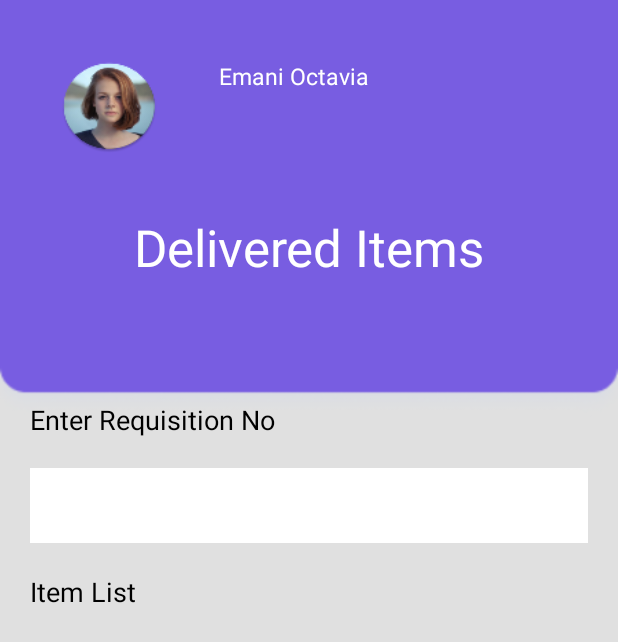
After one commit to ravindukariyapperuma/Construction-Mobile-App, an Android app: the DeliverdItems screen opened directly, with no data from a screen before it, on a phone screen of 412 x 824 dp. The commit adds this screen. Shown: the top 642 px of the screen. Run offline under Robolectric (Android 15) with nearby library versions, the phone set to English and light mode, and no system bars.

Commit message:
Deliver done

```diff
--- a/app/src/main/AndroidManifest.xml
+++ b/app/src/main/AndroidManifest.xml
@@ -15,7 +15,8 @@
         android:theme="@style/Theme.AppCompat.Light.NoActionBar"
         android:usesCleartextTraffic="true"
         tools:targetApi="m">
-        <activity android:name=".MainClasses.Suppliers.inprogressItemsInsupplier"></activity>
+        <activity android:name=".MainClasses.Suppliers.DeliverdItems"></activity>
+        <activity android:name=".MainClasses.Suppliers.inprogressItemsInsupplier" />
         <activity android:name=".DashBoards.ManagerDashBoard" />
         <activity android:name=".DashBoards.SupplierDashboard" />
         <activity android:name=".DashBoards.EmployeeDashboard" />
--- a/app/src/main/java/com/example/requisitionandapproval/ApiClient/Endpoints.java
+++ b/app/src/main/java/com/example/requisitionandapproval/ApiClient/Endpoints.java
@@ -8,6 +8,7 @@ import com.example.requisitionandapproval.model.ManagerReqNumbers;
 import com.example.requisitionandapproval.model.OrderDoneModel;
 import com.example.requisitionandapproval.model.ReqApprovalModel;
 import com.example.requisitionandapproval.model.SupplierItemDetails;
+import com.example.requisitionandapproval.model.deliverItemModel;
 import com.example.requisitionandapproval.model.getDetaislByManagerReqID;
 import com.example.requisitionandapproval.model.getOrderedItemList;
 import com.example.requisitionandapproval.model.inprogressItemIDModel;
@@ -108,6 +109,12 @@ public interface Endpoints {
     @GET("/supplier/getPendingOrderListIds")
     Call<inprogressItemIDModel> getallInprogressIDs();
 
+    @GET("/supplier/getAllDeliveredItemsId")
+    Call<deliverItemModel> getallDeliverIDs();
+
     @POST("/supplier/getPendingItems")
     Call<List<InprogressResponseModel>> getItemsDetailsByReqIDSupplier(@Body HashMap<String, String> map);
+
+    @POST("/supplier/getDeliveredItems")
+    Call<List<InprogressResponseModel>> getDeliveredItemsDetailsByReqIDSupplier(@Body HashMap<String, String> map);
 }
--- /dev/null
+++ b/app/src/main/java/com/example/requisitionandapproval/MainClasses/Suppliers/DeliverdItems.java
@@ -0,0 +1,149 @@
+package com.example.requisitionandapproval.MainClasses.Suppliers;
+
+import androidx.appcompat.app.AppCompatActivity;
+import androidx.recyclerview.widget.LinearLayoutManager;
+import androidx.recyclerview.widget.RecyclerView;
+
+import android.os.Bundle;
+import android.view.View;
+import android.widget.AdapterView;
+import android.widget.ArrayAdapter;
+import android.widget.Spinner;
+import android.widget.Toast;
+
+import com.example.requisitionandapproval.ApiClient.ApiClient;
+import com.example.requisitionandapproval.ApiClient.Endpoints;
+import com.example.requisitionandapproval.R;
+import com.example.requisitionandapproval.adapterClasses.InprogressAdaptor;
+import com.example.requisitionandapproval.model.InprogressResponseModel;
+import com.example.requisitionandapproval.model.deliverItemModel;
+import com.example.requisitionandapproval.model.inprogressItemIDModel;
+import com.example.requisitionandapproval.model.orderItemcls;
+
+import java.util.ArrayList;
+import java.util.HashMap;
+import java.util.List;
+
+import retrofit2.Call;
+import retrofit2.Callback;
+import retrofit2.Response;
+import retrofit2.Retrofit;
+import retrofit2.converter.gson.GsonConverterFactory;
+
+public class DeliverdItems extends AppCompatActivity {
+
+    Spinner inprogressreqIDS;
+    RecyclerView inprogressItem;
+    List<orderItemcls> orderItemcls;
+    // inprogressItemIDModel inprogressItemIDModel;
+
+    ApiClient apiClient = new ApiClient();
+    private Retrofit retrofit;
+    private Endpoints endpoints;
+    private String Base_URL = apiClient.getBASE_URL();
+
+    @Override
+    protected void onCreate(Bundle savedInstanceState) {
+        super.onCreate(savedInstanceState);
+        setContentView(R.layout.activity_deliverd_items);
+
+
+        retrofit = new Retrofit.Builder().baseUrl(Base_URL).addConverterFactory(GsonConverterFactory.create()).build();
+        endpoints = retrofit.create(Endpoints.class);
+
+        inprogressItem = findViewById(R.id.inprogressItem);
+        inprogressreqIDS = findViewById(R.id.inprogressreqIDS);
+
+        getAllReqNumbers();
+
+        inprogressreqIDS.setOnItemSelectedListener(new AdapterView.OnItemSelectedListener() {
+            @Override
+            public void onItemSelected(AdapterView<?> parent, View view, int position, long id) {
+                getdetails_from_reqID(inprogressreqIDS.getSelectedItem().toString());
+            }
+
+            @Override
+            public void onNothingSelected(AdapterView<?> parent) {
+
+            }
+        });
+
+
+    }
+
+    public void getAllReqNumbers() {
+
+        Call<deliverItemModel> call = endpoints.getallDeliverIDs();
+        call.enqueue(new Callback<deliverItemModel>() {
+            @Override
+            public void onResponse(Call<deliverItemModel> call, Response<deliverItemModel> response) {
+                try {
+                    deliverItemModel it = response.body();
+
+
+                    ArrayAdapter<String> adapter = new ArrayAdapter<String>(DeliverdItems.this, android.R.layout.simple_spinner_item, it.getResult());
+                    adapter.setDropDownViewResource(android.R.layout.simple_spinner_dropdown_item);
+                    inprogressreqIDS.setAdapter(adapter);
+
+
+                } catch (Exception e) {
+                    e.printStackTrace();
+                }
+            }
+
+            @Override
+            public void onFailure(Call<deliverItemModel> call, Throwable t) {
+                System.out.println("ERROR::" + t);
+            }
+        });
+    }
+
+    public void getdetails_from_reqID(final String reqID) {
+
+        HashMap<String, String> map = new HashMap<>();
+        map.put("reqID", reqID);
+
+
+        Call<List<InprogressResponseModel>> call = endpoints.getDeliveredItemsDetailsByReqIDSupplier(map);
+
+        call.enqueue(new Callback<List<InprogressResponseModel>>() {
+            @Override
+            public void onResponse(Call<List<InprogressResponseModel>> call, Response<List<InprogressResponseModel>> response) {
+                if (response.code() == 200) {
+                    Toast.makeText(DeliverdItems.this, response.message(), Toast.LENGTH_LONG).show();
+                }
+                orderItemcls = new ArrayList<>();
+
+                try {
+                    List<InprogressResponseModel> it = response.body();
+
+                    for (int i = 0; i < it.size(); i++) {
+                        orderItemcls.add(new orderItemcls(it.get(i).getItemDescription(), it.get(i).getItemQty(), it.get(i).getItemPrice()));
+
+
+
+                    }
+
+                    initRecyclerView();
+                } catch (Exception e) {
+
+                    e.printStackTrace();
+                    System.out.println("123123123123");
+
+                }
+            }
+
+            @Override
+            public void onFailure(Call<List<InprogressResponseModel>> call, Throwable t) {
+                System.out.println("failed" + t);
+                Toast.makeText(DeliverdItems.this, "Error", Toast.LENGTH_LONG).show();
+            }
+        });
+    }
+
+    private void initRecyclerView() {
+        InprogressAdaptor approveAdapter = new InprogressAdaptor(orderItemcls);
+        inprogressItem.setLayoutManager(new LinearLayoutManager(this));
+        inprogressItem.setAdapter(approveAdapter);
+    }
+}
--- /dev/null
+++ b/app/src/main/res/layout/activity_deliverd_items.xml
@@ -0,0 +1,127 @@
+<?xml version="1.0" encoding="utf-8"?>
+
+
+<LinearLayout
+    xmlns:android="http://schemas.android.com/apk/res/android"
+
+    xmlns:app="http://schemas.android.com/apk/res-auto"
+    android:layout_width="match_parent"
+    android:layout_height="match_parent"
+    android:background="@drawable/background1"
+    android:orientation="vertical">
+
+    <LinearLayout
+        android:layout_width="match_parent"
+        android:layout_height="wrap_content"
+        android:orientation="vertical">
+
+        <LinearLayout
+            android:layout_width="match_parent"
+            android:layout_height="wrap_content"
+            android:padding="20dp"
+            android:orientation="vertical">
+
+            <LinearLayout
+                android:layout_width="match_parent"
+                android:layout_height="wrap_content"
+                android:orientation="horizontal">
+
+                <ImageView
+                    android:id="@+id/imageView2"
+                    android:layout_width="66dp"
+                    android:layout_height="62dp"
+                    android:layout_margin="20dp"
+                    android:background="@mipmap/woman_round"
+                    android:scaleType="fitXY"
+                    app:layout_constraintStart_toStartOf="parent"
+                    app:layout_constraintTop_toTopOf="parent" />
+                <TextView
+                    android:id="@+id/name"
+                    android:layout_width="match_parent"
+                    android:layout_height="wrap_content"
+                    android:layout_margin="20dp"
+                    android:gravity="left"
+                    android:text="Emani Octavia"
+                    android:textAlignment="textStart"
+                    android:textColor="@android:color/white"
+                    android:textSize="15dp"
+                    app:layout_constraintEnd_toEndOf="parent"
+                    app:layout_constraintHorizontal_bias="0.0"
+                    app:layout_constraintStart_toEndOf="@+id/imageView2"
+                    app:layout_constraintTop_toTopOf="parent" />
+
+
+            </LinearLayout>
+
+            <TextView
+                android:layout_width="match_parent"
+                android:layout_height="wrap_content"
+                android:textAlignment="center"
+                android:padding="20dp"
+                android:text="Delivered Items"
+                android:textColor="@android:color/white"
+                android:textSize="34sp"
+                app:layout_constraintEnd_toEndOf="parent"
+                app:layout_constraintStart_toStartOf="parent"
+                app:layout_constraintTop_toBottomOf="@+id/textView"
+                android:gravity="center_horizontal" />
+
+
+        </LinearLayout>
+        <ScrollView
+            android:layout_width="match_parent"
+            android:layout_marginTop="20dp"
+            android:layout_height="match_parent">
+            <LinearLayout
+                android:layout_width="match_parent"
+                android:layout_height="match_parent"
+                android:orientation="vertical">
+
+
+                <TextView
+                    android:id="@+id/no"
+                    android:layout_width="match_parent"
+                    android:layout_height="wrap_content"
+                    android:layout_margin="20dp"
+                    android:textSize="18dp"
+                    android:textColor="#000000"
+                    android:text="Enter Requisition No" />
+
+                <Spinner
+                    android:id="@+id/inprogressreqIDS"
+                    android:layout_width="match_parent"
+                    android:layout_height="50dp"
+                    android:ems="10"
+                    android:layout_marginLeft="20dp"
+                    android:layout_marginRight="20dp"
+                    android:textColor="#BDBDBD"
+
+                    android:inputType="textPersonName"
+                    android:background="#ffffff"
+                    android:hint="Enter Requisition No "/>
+
+                <TextView
+                    android:id="@+id/des"
+                    android:layout_width="match_parent"
+                    android:layout_height="wrap_content"
+                    android:layout_margin="20dp"
+                    android:textSize="18dp"
+                    android:textColor="#000000"
+                    android:text="Item List" />
+
+                <androidx.recyclerview.widget.RecyclerView
+                    android:id="@+id/inprogressItem"
+                    android:layout_margin="20dp"
+                    android:layout_width="match_parent"
+                    android:layout_height="wrap_content">
+
+                </androidx.recyclerview.widget.RecyclerView>
+
+
+
+
+            </LinearLayout>
+        </ScrollView>
+    </LinearLayout>
+
+</LinearLayout>
--- a/app/src/main/res/layout/activity_supplier_dashboard.xml
+++ b/app/src/main/res/layout/activity_supplier_dashboard.xml
@@ -20,7 +20,7 @@
             app:layout_constraintStart_toStartOf="parent"
             app:layout_constraintTop_toTopOf="parent" />
 
-        <ImageButton
+        <ImageView
             android:id="@+id/btninprogress"
             android:layout_width="150dp"
             android:layout_height="145dp"
@@ -33,7 +33,7 @@
             app:layout_constraintStart_toEndOf="@+id/supplierr"
             app:layout_constraintTop_toBottomOf="@+id/textView14" />
 
-        <ImageButton
+        <ImageView
             android:id="@+id/supplierr"
             android:layout_width="150dp"
             android:layout_height="145dp"
@@ -44,7 +44,7 @@
             app:layout_constraintStart_toEndOf="@+id/imageView13"
             app:layout_constraintTop_toBottomOf="@+id/textView14" />
 
-        <ImageButton
+        <ImageView
             android:id="@+id/btnDelivered"
             android:layout_width="150dp"
             android:layout_height="145dp"
```
Also changed, not shown: app/src/main/java/com/example/requisitionandapproval/DashBoards/SupplierDashboard.java (+26 -3 lines), app/src/main/java/com/example/requisitionandapproval/MainClasses/Suppliers/SupplierProfile.java (+4 -5 lines), app/src/main/java/com/example/requisitionandapproval/model/deliverItemModel.java (added, +11 -0 lines).
